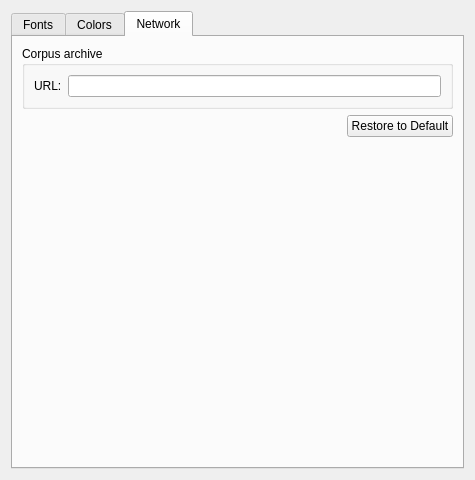
Qt form ui/PreferencesWindow.ui (rug-compling/dact) before a commit.
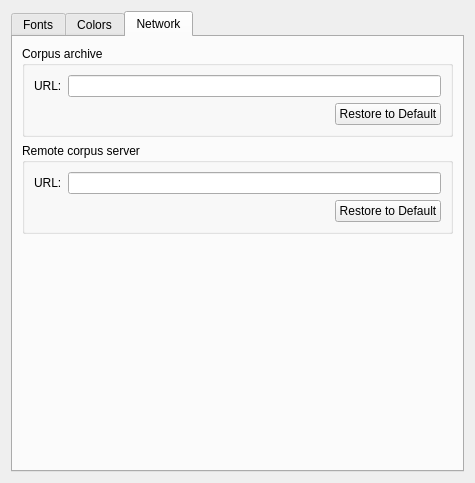
The same form after that commit. The open tabs and pages were chosen to show the change. Custom widgets are drawn as their Qt base class.

Commit message:
Merge branch 'RemoteCorpus' into branch 'master'
Conflicts (solved):
	ui/MainWindow.ui

Patch:
```diff
--- a/ui/PreferencesWindow.ui
+++ b/ui/PreferencesWindow.ui
@@ -7,7 +7,7 @@
     <x>0</x>
     <y>0</y>
     <width>475</width>
-    <height>480</height>
+    <height>483</height>
    </rect>
   </property>
   <property name="windowTitle">
@@ -16,6 +16,9 @@
   <layout class="QVBoxLayout" name="verticalLayout">
    <item>
     <widget class="QTabWidget" name="tabWidget">
+     <property name="currentIndex">
+      <number>2</number>
+     </property>
      <widget class="QWidget" name="fontsTab">
       <attribute name="title">
        <string>Fonts</string>
@@ -213,7 +216,7 @@
       <attribute name="title">
        <string>Network</string>
       </attribute>
-      <layout class="QVBoxLayout" name="horizontalLayout">
+      <layout class="QVBoxLayout" name="verticalLayout_9">
        <item>
         <widget class="QGroupBox" name="groupBox">
          <property name="title">
@@ -237,9 +240,6 @@
             </item>
            </layout>
           </item>
-         </layout>
-        </widget>
-       </item>
        <item>
         <layout class="QHBoxLayout" name="horizontalLayout_3">
          <item>
@@ -264,6 +264,61 @@
          </item>
         </layout>
        </item>
+         </layout>
+        </widget>
+       </item>
+       <item>
+        <layout class="QVBoxLayout" name="horizontalLayout_x">
+         <item>
+          <widget class="QGroupBox" name="groupBox_x">
+           <property name="title">
+            <string>Remote corpus server</string>
+           </property>
+           <layout class="QVBoxLayout" name="verticalLayout_3x">
+            <item>
+             <layout class="QFormLayout" name="formLayout_x">
+              <property name="fieldGrowthPolicy">
+               <enum>QFormLayout::ExpandingFieldsGrow</enum>
+              </property>
+              <item row="0" column="0">
+               <widget class="QLabel" name="label_9x">
+                <property name="text">
+                 <string>URL:</string>
+                </property>
+               </widget>
+              </item>
+              <item row="0" column="1">
+               <widget class="QLineEdit" name="remoteBaseUrlLineEdit"/>
+              </item>
+             </layout>
+            </item>
+            <item>
+             <layout class="QHBoxLayout" name="horizontalLayout_3x">
+              <item>
+               <spacer name="horizontalSpacer_2x">
+                <property name="orientation">
+                 <enum>Qt::Horizontal</enum>
+                </property>
+                <property name="sizeHint" stdset="0">
+                 <size>
+                  <width>40</width>
+                  <height>20</height>
+                 </size>
+                </property>
+               </spacer>
+              </item>
+              <item>
+               <widget class="QPushButton" name="restoreDefaultRemoteButton">
+                <property name="text">
+                 <string>Restore to Default</string>
+                </property>
+               </widget>
+              </item>
+             </layout>
+            </item>
+           </layout>
+          </widget>
+         </item>
        <item>
         <spacer name="verticalSpacer_2">
          <property name="orientation">
@@ -278,6 +333,8 @@
         </spacer>
        </item>
       </layout>
+       </item>
+      </layout>
      </widget>
     </widget>
    </item>
```
Left out of the diff: 3 changed lines with no effect on the pictures. Lines whose indentation alone changed are shown as unchanged. The commit also changes 16 other files.
